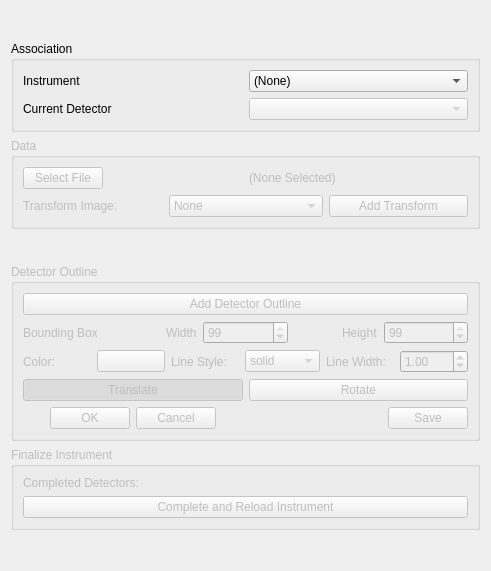
This is hexrd/ui/resources/ui/import_data_panel.ui in HEXRD/hexrdgui as Qt 5 draws it before an edit. The edited form follows.
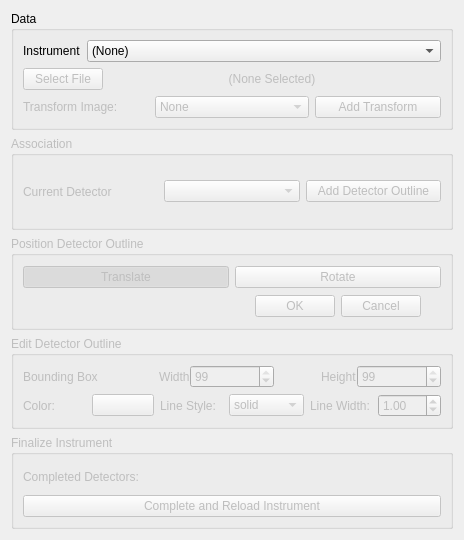
This is the edited form.

Commit message: Rearrange import panel to match workflow

Diff of the .ui file:
```diff
--- a/hexrd/ui/resources/ui/import_data_panel.ui
+++ b/hexrd/ui/resources/ui/import_data_panel.ui
@@ -6,36 +6,48 @@
    <rect>
     <x>0</x>
     <y>0</y>
-    <width>491</width>
-    <height>571</height>
+    <width>464</width>
+    <height>540</height>
    </rect>
   </property>
   <property name="windowTitle">
    <string>Form</string>
   </property>
-  <layout class="QVBoxLayout" name="verticalLayout_3">
-   <item>
-    <spacer name="verticalSpacer">
-     <property name="orientation">
-      <enum>Qt::Vertical</enum>
-     </property>
-     <property name="sizeHint" stdset="0">
-      <size>
-       <width>20</width>
-       <height>40</height>
-      </size>
-     </property>
-    </spacer>
-   </item>
-   <item>
-    <widget class="QGroupBox" name="association">
-     <property name="title">
-      <string>Association</string>
-     </property>
      <layout class="QVBoxLayout" name="verticalLayout_4">
       <item>
-       <layout class="QHBoxLayout" name="horizontalLayout_7">
+    <widget class="QGroupBox" name="data">
+     <property name="enabled">
+      <bool>true</bool>
+     </property>
+     <property name="title">
+      <string>Data</string>
+     </property>
+     <layout class="QVBoxLayout" name="verticalLayout_2">
         <item>
+       <widget class="QFrame" name="instrument">
+        <property name="enabled">
+         <bool>true</bool>
+        </property>
+        <property name="frameShape">
+         <enum>QFrame::NoFrame</enum>
+        </property>
+        <property name="frameShadow">
+         <enum>QFrame::Raised</enum>
+        </property>
+        <layout class="QFormLayout" name="formLayout_2">
+         <property name="leftMargin">
+          <number>0</number>
+         </property>
+         <property name="topMargin">
+          <number>0</number>
+         </property>
+         <property name="rightMargin">
+          <number>0</number>
+         </property>
+         <property name="bottomMargin">
+          <number>0</number>
+         </property>
+         <item row="0" column="0">
          <widget class="QLabel" name="instrument_label">
           <property name="enabled">
            <bool>true</bool>
@@ -45,7 +57,7 @@
           </property>
          </widget>
         </item>
-        <item>
+         <item row="0" column="1">
          <widget class="QComboBox" name="instruments">
           <property name="enabled">
            <bool>true</bool>
@@ -71,90 +83,99 @@
          </widget>
         </item>
        </layout>
-      </item>
-      <item>
-       <layout class="QHBoxLayout" name="horizontalLayout_8">
-        <item>
-         <widget class="QLabel" name="detector_label">
-          <property name="enabled">
-           <bool>true</bool>
-          </property>
-          <property name="text">
-           <string>Current Detector</string>
-          </property>
          </widget>
         </item>
         <item>
-         <widget class="QComboBox" name="detectors">
+       <widget class="QFrame" name="file_selection">
           <property name="enabled">
            <bool>false</bool>
           </property>
-         </widget>
-        </item>
-       </layout>
-      </item>
-     </layout>
-    </widget>
-   </item>
-   <item>
-    <spacer name="verticalSpacer_2">
-     <property name="orientation">
-      <enum>Qt::Vertical</enum>
-     </property>
-     <property name="sizeType">
-      <enum>QSizePolicy::Expanding</enum>
-     </property>
-     <property name="sizeHint" stdset="0">
-      <size>
-       <width>20</width>
-       <height>10</height>
-      </size>
-     </property>
-    </spacer>
-   </item>
-   <item>
-    <widget class="QGroupBox" name="data">
-     <property name="enabled">
-      <bool>false</bool>
-     </property>
-     <property name="title">
-      <string>Data</string>
-     </property>
-     <layout class="QVBoxLayout" name="verticalLayout_2">
-      <item>
-       <layout class="QHBoxLayout" name="horizontalLayout_6">
-        <item alignment="Qt::AlignLeft">
+        <property name="frameShape">
+         <enum>QFrame::NoFrame</enum>
+        </property>
+        <property name="frameShadow">
+         <enum>QFrame::Raised</enum>
+        </property>
+        <layout class="QFormLayout" name="formLayout">
+         <property name="horizontalSpacing">
+          <number>0</number>
+         </property>
+         <property name="verticalSpacing">
+          <number>0</number>
+         </property>
+         <property name="leftMargin">
+          <number>0</number>
+         </property>
+         <property name="topMargin">
+          <number>0</number>
+         </property>
+         <property name="rightMargin">
+          <number>0</number>
+         </property>
+         <property name="bottomMargin">
+          <number>0</number>
+         </property>
+         <item row="0" column="0">
          <widget class="QPushButton" name="load">
+           <property name="enabled">
+            <bool>true</bool>
+           </property>
           <property name="text">
            <string>Select File</string>
           </property>
          </widget>
         </item>
-        <item>
+         <item row="0" column="1">
          <widget class="QLabel" name="files_label">
           <property name="text">
            <string>(None Selected)</string>
           </property>
+           <property name="alignment">
+            <set>Qt::AlignCenter</set>
+           </property>
           <property name="wordWrap">
            <bool>true</bool>
           </property>
          </widget>
         </item>
        </layout>
+       </widget>
       </item>
       <item>
-       <layout class="QHBoxLayout" name="horizontalLayout_3">
-        <item>
+       <widget class="QFrame" name="transform_img">
+        <property name="enabled">
+         <bool>false</bool>
+        </property>
+        <property name="frameShape">
+         <enum>QFrame::NoFrame</enum>
+        </property>
+        <property name="frameShadow">
+         <enum>QFrame::Raised</enum>
+        </property>
+        <layout class="QGridLayout" name="gridLayout">
+         <property name="leftMargin">
+          <number>0</number>
+         </property>
+         <property name="topMargin">
+          <number>0</number>
+         </property>
+         <property name="rightMargin">
+          <number>0</number>
+         </property>
+         <property name="bottomMargin">
+          <number>0</number>
+         </property>
+         <item row="0" column="0">
          <widget class="QLabel" name="label_2">
           <property name="text">
            <string>Transform Image:</string>
           </property>
          </widget>
         </item>
-        <item>
+         <item row="0" column="1">
          <widget class="QComboBox" name="transforms">
           <property name="enabled">
-           <bool>false</bool>
+            <bool>true</bool>
           </property>
           <item>
            <property name="text">
@@ -193,10 +214,10 @@
           </item>
          </widget>
         </item>
-        <item>
+         <item row="0" column="2">
          <widget class="QPushButton" name="add_transform">
           <property name="enabled">
-           <bool>false</bool>
+            <bool>true</bool>
           </property>
           <property name="text">
            <string>Add Transform</string>
@@ -204,32 +225,37 @@
          </widget>
         </item>
        </layout>
+       </widget>
       </item>
      </layout>
     </widget>
    </item>
    <item>
-    <spacer name="verticalSpacer_3">
-     <property name="orientation">
-      <enum>Qt::Vertical</enum>
-     </property>
-     <property name="sizeHint" stdset="0">
-      <size>
-       <width>20</width>
-       <height>40</height>
-      </size>
-     </property>
-    </spacer>
-   </item>
-   <item>
-    <widget class="QGroupBox" name="outline">
+    <widget class="QGroupBox" name="association">
      <property name="enabled">
       <bool>false</bool>
      </property>
      <property name="title">
-      <string>Detector Outline</string>
+      <string>Association</string>
      </property>
-     <layout class="QVBoxLayout" name="verticalLayout">
+     <layout class="QHBoxLayout" name="horizontalLayout_8">
+      <item>
+       <widget class="QLabel" name="detector_label">
+        <property name="enabled">
+         <bool>true</bool>
+        </property>
+        <property name="text">
+         <string>Current Detector</string>
+        </property>
+       </widget>
+      </item>
+      <item>
+       <widget class="QComboBox" name="detectors">
+        <property name="enabled">
+         <bool>true</bool>
+        </property>
+       </widget>
+      </item>
       <item>
        <widget class="QPushButton" name="add_template">
         <property name="text">
@@ -237,12 +263,125 @@
         </property>
        </widget>
       </item>
+     </layout>
+    </widget>
+   </item>
       <item>
+    <widget class="QGroupBox" name="outline_position">
+     <property name="enabled">
+      <bool>false</bool>
+     </property>
+     <property name="title">
+      <string>Position Detector Outline</string>
+     </property>
+     <layout class="QGridLayout" name="gridLayout_3">
+      <item row="0" column="0">
+       <widget class="QPushButton" name="trans">
+        <property name="enabled">
+         <bool>true</bool>
+        </property>
+        <property name="text">
+         <string>Translate</string>
+        </property>
+        <property name="checkable">
+         <bool>true</bool>
+        </property>
+        <property name="checked">
+         <bool>true</bool>
+        </property>
+        <property name="flat">
+         <bool>false</bool>
+        </property>
+        <attribute name="buttonGroup">
+         <string notr="true">adjust_template</string>
+        </attribute>
+       </widget>
+      </item>
+      <item row="0" column="1">
+       <widget class="QPushButton" name="rotate">
+        <property name="enabled">
+         <bool>true</bool>
+        </property>
+        <property name="text">
+         <string>Rotate</string>
+        </property>
+        <property name="checkable">
+         <bool>true</bool>
+        </property>
+        <attribute name="buttonGroup">
+         <string notr="true">adjust_template</string>
+        </attribute>
+       </widget>
+      </item>
+      <item row="1" column="0">
+       <spacer name="horizontalSpacer">
+        <property name="orientation">
+         <enum>Qt::Horizontal</enum>
+        </property>
+        <property name="sizeHint" stdset="0">
+         <size>
+          <width>205</width>
+          <height>20</height>
+         </size>
+        </property>
+       </spacer>
+      </item>
+      <item row="1" column="1">
+       <widget class="QDialogButtonBox" name="button_box">
+        <property name="enabled">
+         <bool>true</bool>
+        </property>
+        <property name="standardButtons">
+         <set>QDialogButtonBox::Cancel|QDialogButtonBox::Ok</set>
+        </property>
+        <property name="centerButtons">
+         <bool>true</bool>
+        </property>
+       </widget>
+      </item>
+     </layout>
+    </widget>
+   </item>
+   <item>
+    <widget class="QGroupBox" name="outline_appearance">
+     <property name="enabled">
+      <bool>false</bool>
+     </property>
+     <property name="title">
+      <string>Edit Detector Outline</string>
+     </property>
+     <layout class="QVBoxLayout" name="verticalLayout_3">
+      <item>
+       <widget class="QFrame" name="bbox">
+        <property name="enabled">
+         <bool>false</bool>
+        </property>
+        <property name="frameShape">
+         <enum>QFrame::NoFrame</enum>
+        </property>
+        <property name="frameShadow">
+         <enum>QFrame::Plain</enum>
+        </property>
        <layout class="QHBoxLayout" name="horizontalLayout_4">
+         <property name="spacing">
+          <number>0</number>
+         </property>
+         <property name="leftMargin">
+          <number>0</number>
+         </property>
+         <property name="topMargin">
+          <number>0</number>
+         </property>
+         <property name="rightMargin">
+          <number>0</number>
+         </property>
+         <property name="bottomMargin">
+          <number>0</number>
+         </property>
         <item>
          <widget class="QLabel" name="bb_label">
           <property name="enabled">
-           <bool>false</bool>
+            <bool>true</bool>
           </property>
           <property name="text">
            <string>Bounding Box</string>
@@ -252,7 +391,7 @@
         <item alignment="Qt::AlignRight">
          <widget class="QLabel" name="width_label">
           <property name="enabled">
-           <bool>false</bool>
+            <bool>true</bool>
           </property>
           <property name="text">
            <string>Width</string>
@@ -262,7 +401,7 @@
         <item>
          <widget class="QSpinBox" name="bb_width">
           <property name="enabled">
-           <bool>false</bool>
+            <bool>true</bool>
           </property>
           <property name="minimum">
            <number>1</number>
@@ -275,7 +414,7 @@
         <item alignment="Qt::AlignRight">
          <widget class="QLabel" name="height_label">
           <property name="enabled">
-           <bool>false</bool>
+            <bool>true</bool>
           </property>
           <property name="text">
            <string>Height</string>
@@ -285,7 +424,7 @@
         <item>
          <widget class="QSpinBox" name="bb_height">
           <property name="enabled">
-           <bool>false</bool>
+            <bool>true</bool>
           </property>
           <property name="minimum">
            <number>1</number>
@@ -296,23 +435,46 @@
          </widget>
         </item>
        </layout>
+       </widget>
       </item>
       <item>
-       <layout class="QHBoxLayout" name="horizontalLayout_5">
-        <item>
+       <widget class="QFrame" name="style">
+        <property name="enabled">
+         <bool>true</bool>
+        </property>
+        <property name="frameShape">
+         <enum>QFrame::NoFrame</enum>
+        </property>
+        <property name="frameShadow">
+         <enum>QFrame::Raised</enum>
+        </property>
+        <layout class="QGridLayout" name="gridLayout_2">
+         <property name="leftMargin">
+          <number>0</number>
+         </property>
+         <property name="topMargin">
+          <number>0</number>
+         </property>
+         <property name="rightMargin">
+          <number>0</number>
+         </property>
+         <property name="bottomMargin">
+          <number>0</number>
+         </property>
+         <item row="0" column="0">
          <widget class="QLabel" name="color_label">
           <property name="enabled">
-           <bool>false</bool>
+            <bool>true</bool>
           </property>
           <property name="text">
            <string>Color:</string>
           </property>
          </widget>
         </item>
-        <item>
+         <item row="0" column="1">
          <widget class="QPushButton" name="line_color">
           <property name="enabled">
-           <bool>false</bool>
+            <bool>true</bool>
           </property>
           <property name="text">
            <string/>
@@ -322,20 +484,20 @@
           </property>
          </widget>
         </item>
-        <item>
+         <item row="0" column="2">
          <widget class="QLabel" name="style_label">
           <property name="enabled">
-           <bool>false</bool>
+            <bool>true</bool>
           </property>
           <property name="text">
            <string>Line Style:</string>
           </property>
          </widget>
         </item>
-        <item>
+         <item row="0" column="3">
          <widget class="QComboBox" name="line_style">
           <property name="enabled">
-           <bool>false</bool>
+            <bool>true</bool>
           </property>
           <item>
            <property name="text">
@@ -359,20 +521,20 @@
           </item>
          </widget>
         </item>
-        <item>
+         <item row="0" column="4">
          <widget class="QLabel" name="size_label">
           <property name="enabled">
-           <bool>false</bool>
+            <bool>true</bool>
           </property>
           <property name="text">
            <string>Line Width:</string>
           </property>
          </widget>
         </item>
-        <item>
+         <item row="0" column="5">
          <widget class="QDoubleSpinBox" name="line_size">
           <property name="enabled">
-           <bool>false</bool>
+            <bool>true</bool>
           </property>
           <property name="keyboardTracking">
            <bool>false</bool>
@@ -389,91 +551,10 @@
          </widget>
         </item>
        </layout>
-      </item>
-      <item>
-       <layout class="QHBoxLayout" name="horizontalLayout_9">
-        <item>
-         <widget class="QPushButton" name="trans">
-          <property name="enabled">
-           <bool>false</bool>
-          </property>
-          <property name="text">
-           <string>Translate</string>
-          </property>
-          <property name="checkable">
-           <bool>true</bool>
-          </property>
-          <property name="checked">
-           <bool>true</bool>
-          </property>
-          <property name="flat">
-           <bool>false</bool>
-          </property>
-          <attribute name="buttonGroup">
-           <string notr="true">adjust_template</string>
-          </attribute>
-         </widget>
-        </item>
-        <item>
-         <widget class="QPushButton" name="rotate">
-          <property name="enabled">
-           <bool>false</bool>
-          </property>
-          <property name="text">
-           <string>Rotate</string>
-          </property>
-          <property name="checkable">
-           <bool>true</bool>
-          </property>
-          <attribute name="buttonGroup">
-           <string notr="true">adjust_template</string>
-          </attribute>
-         </widget>
-        </item>
-       </layout>
-      </item>
-      <item>
-       <layout class="QHBoxLayout" name="horizontalLayout">
-        <item>
-         <widget class="QDialogButtonBox" name="button_box">
-          <property name="enabled">
-           <bool>false</bool>
-          </property>
-          <property name="standardButtons">
-           <set>QDialogButtonBox::Cancel|QDialogButtonBox::Ok</set>
-          </property>
-          <property name="centerButtons">
-           <bool>true</bool>
-          </property>
-         </widget>
-        </item>
-        <item>
-         <widget class="QDialogButtonBox" name="save">
-          <property name="enabled">
-           <bool>false</bool>
-          </property>
-          <property name="standardButtons">
-           <set>QDialogButtonBox::Save</set>
-          </property>
-         </widget>
-        </item>
-       </layout>
-      </item>
-     </layout>
-    </widget>
-   </item>
-   <item>
-    <spacer name="verticalSpacer_4">
-     <property name="orientation">
-      <enum>Qt::Vertical</enum>
-     </property>
-     <property name="sizeHint" stdset="0">
-      <size>
-       <width>20</width>
-       <height>10</height>
-      </size>
-     </property>
-    </spacer>
+       </widget>
+      </item>
+     </layout>
+    </widget>
    </item>
    <item>
     <widget class="QGroupBox" name="finalize">
@@ -483,20 +564,21 @@
      <property name="title">
       <string>Finalize Instrument</string>
      </property>
-     <layout class="QVBoxLayout" name="verticalLayout_5">
-      <item>
-       <layout class="QHBoxLayout" name="horizontalLayout_2">
-        <item>
+     <layout class="QGridLayout" name="gridLayout_4">
+      <item row="0" column="0">
          <widget class="QLabel" name="completed_label">
+        <property name="enabled">
+         <bool>true</bool>
+        </property>
           <property name="text">
            <string>Completed Detectors:</string>
           </property>
          </widget>
         </item>
-        <item>
+      <item row="0" column="1">
          <widget class="QLabel" name="completed_dets">
           <property name="enabled">
-           <bool>false</bool>
+         <bool>true</bool>
           </property>
           <property name="text">
            <string/>
@@ -506,12 +588,10 @@
           </property>
          </widget>
         </item>
-       </layout>
-      </item>
-      <item>
+      <item row="1" column="0" colspan="2">
        <widget class="QPushButton" name="complete">
         <property name="enabled">
-         <bool>false</bool>
+         <bool>true</bool>
         </property>
         <property name="text">
          <string>Complete and Reload Instrument</string>
@@ -521,19 +601,6 @@
      </layout>
     </widget>
    </item>
-   <item>
-    <spacer name="verticalSpacer_5">
-     <property name="orientation">
-      <enum>Qt::Vertical</enum>
-     </property>
-     <property name="sizeHint" stdset="0">
-      <size>
-       <width>20</width>
-       <height>40</height>
-      </size>
-     </property>
-    </spacer>
-   </item>
   </layout>
  </widget>
  <resources/>
```
Left out of the diff: 17 changed lines with no effect on the pictures. Lines whose indentation alone changed are shown as unchanged. The commit also changes 1 other file.
